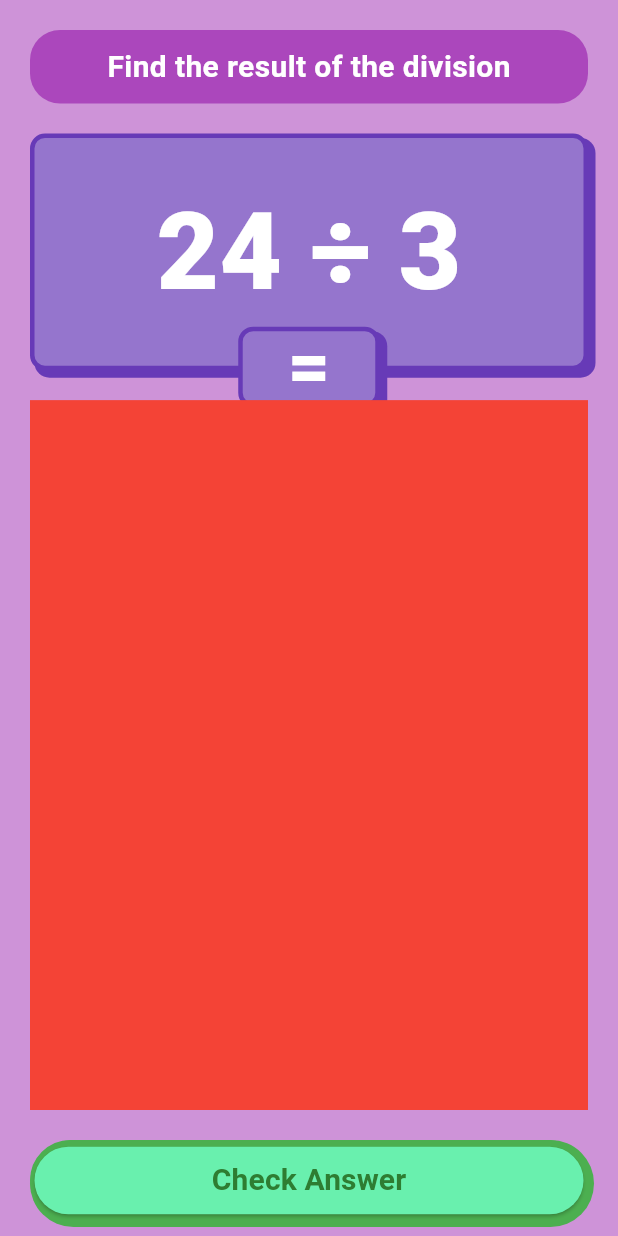
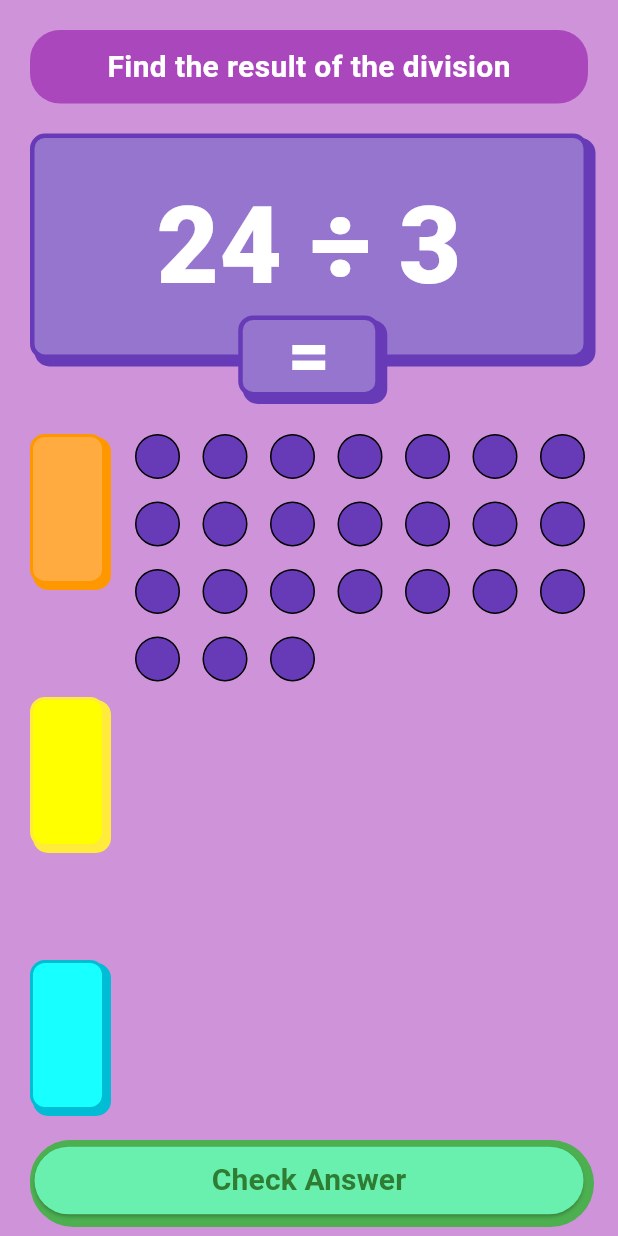
Before and after one commit to Ridhowalid01/duaempatperlapan, a Flutter app: the screen it shows after launch, on a phone screen of 412 x 824 dp. Run offline on Flutter 3.47's test engine with Material 3 defaults, Android fonts, the phone set to English and light mode, and no system bars.

Commit message:
add card in drag and drop area, and divide widgets into some file dart

```diff
--- a/lib/ui/pages/home_screen.dart
+++ b/lib/ui/pages/home_screen.dart
@@ -1,4 +1,9 @@
+import 'package:duaempatperlapan/ui/widgets/check_answer_button.dart';
+import 'package:duaempatperlapan/ui/widgets/question_box_widget.dart';
+import 'package:duaempatperlapan/ui/widgets/question_desc_widget.dart';
 import 'package:flutter/material.dart';
+
+import '../widgets/drag_and_drop_area_widget.dart';
 
 class HomeScreen extends StatelessWidget {
   const HomeScreen({super.key});
@@ -14,151 +19,16 @@ class HomeScreen extends StatelessWidget {
             left: 20,
             right: 20,
           ),
-          child: Center(
-            child: Column(
-              spacing: 20,
-              mainAxisAlignment: MainAxisAlignment.spaceBetween,
-              children: [
-                Container(
-                  width: double.infinity,
-                  decoration: BoxDecoration(
-                    color: Colors.purple[400],
-                    borderRadius: BorderRadius.circular(20),
-                  ),
-                  child: const Padding(
-                    padding: EdgeInsets.all(10.0),
-                    child: Center(
-                      child: Text(
-                        "Find the result of the division",
-                        style: TextStyle(
-                          color: Colors.white,
-                          fontSize: 20,
-                          fontWeight: FontWeight.w600,
-                        ),
-                      ),
-                    ),
-                  ),
-                ),
-                Expanded(
-                  flex: 1,
-                  child: Stack(
-                    clipBehavior: Clip.none,
-                    children: [
-                      Container(
-                        width: double.maxFinite,
-                        decoration: BoxDecoration(
-                          color: Colors.deepPurple[300],
-                          borderRadius: BorderRadius.circular(10),
-                          border: Border.all(
-                            color: Colors.deepPurple,
-                            width: 3,
-                          ),
-                          boxShadow: [
-                            BoxShadow(
-                              color: Colors.deepPurple,
-                              spreadRadius: 1,
-                              blurRadius: 0,
-                              offset: const Offset(4, 4),
-                            ),
-                          ],
-                        ),
-                        child: Center(
-                          child: Text(
-                            "24 ÷ 3",
-                            style: TextStyle(
-                              color: Colors.white,
-                              fontSize: 72,
-                              fontWeight: FontWeight.w900,
-                            ),
-                          ),
-                        ),
-                      ),
-                      Positioned(
-                        bottom: -25,
-                        right: 0,
-                        left: 0,
-                        child: Align(
-                          alignment: Alignment.center,
-                          child: Container(
-                            padding: const EdgeInsets.symmetric(
-                              horizontal: 30,
-                              vertical: 0,
-                            ),
-                            decoration: BoxDecoration(
-                              color: Colors.deepPurple[300],
-                              borderRadius: BorderRadius.circular(10),
-                              border: Border.all(
-                                color: Colors.deepPurple,
-                                width: 3,
-                              ),
-                              boxShadow: [
-                                BoxShadow(
-                                  color: Colors.deepPurple,
-                                  spreadRadius: 1,
-                                  blurRadius: 0,
-                                  offset: const Offset(4, 4),
-                                ),
-                              ],
-                            ),
-                            child: const Text(
-                              "=",
-                              style: TextStyle(
-                                color: Colors.white,
-                                fontSize: 48,
-                                fontWeight: FontWeight.w900,
-                                height: 1,
-                              ),
-                            ),
-                          ),
-                        ),
-                      ),
-                    ],
-                  ),
-                ),
-                Expanded(
-                  flex: 3,
-                  child: Container(
-                    width: double.maxFinite,
-                    decoration: BoxDecoration(color: Colors.red),
-                  ),
-                ),
-                Container(
-                  width: double.maxFinite,
-                  decoration: BoxDecoration(
-                    borderRadius: BorderRadius.circular(40),
-                    border: Border.all(color: Colors.green, width: 3),
-                    boxShadow: [
-                      BoxShadow(
-                        color: Colors.green,
-                        spreadRadius: 2,
-                        blurRadius: 0,
-                        offset: const Offset(2, 2),
-                      ),
-                    ],
-                  ),
-                  child: ElevatedButton(
-                    onPressed: () {},
-                    style: ElevatedButton.styleFrom(
-                      backgroundColor: Colors.greenAccent,
-                    ),
-                    child: Padding(
-                      padding: const EdgeInsets.symmetric(
-                        horizontal: 50,
-                        vertical: 8,
-                      ),
-                      child: Text(
-                        "Check Answer",
-                        style: TextStyle(
-                          fontSize: 20,
-                          color: Colors.green[800],
-                          fontWeight: FontWeight.w600,
-                        ),
-                      ),
-                    ),
-                  ),
-                ),
-              ],
-            ),
+          child: const Column(
+            spacing: 20,
+            mainAxisAlignment: MainAxisAlignment.spaceBetween,
+            children: [
+              QuestionDescWidget(),
+              QuestionBoxWidget(),
+              SizedBox(height: 10),
+              DragAndDropAreaWidget(),
+              CheckAnswerButton(),
+            ],
           ),
         ),
       ),
--- /dev/null
+++ b/lib/ui/widgets/card_on_edge_widget.dart
@@ -0,0 +1,38 @@
+import 'package:flutter/material.dart';
+
+class CardOnEdgeWidget extends StatelessWidget {
+  const CardOnEdgeWidget({super.key});
+
+  @override
+  Widget build(BuildContext context) {
+    return Column(
+      mainAxisAlignment: MainAxisAlignment.spaceBetween,
+      crossAxisAlignment: CrossAxisAlignment.start,
+      children: [
+        _buildColorCard(Colors.orangeAccent, Colors.orange),
+        _buildColorCard(Colors.yellowAccent, Colors.yellow),
+        _buildColorCard(Colors.cyanAccent, Colors.cyan),
+      ],
+    );
+  }
+}
+
+Widget _buildColorCard(Color mainColor, Color shadowColor) {
+  return Container(
+    width: 50,
+    height: 100,
+    decoration: BoxDecoration(
+      color: mainColor,
+      borderRadius: BorderRadius.circular(10),
+      border: Border.all(color: shadowColor, width: 2),
+      boxShadow: [
+        BoxShadow(
+          color: shadowColor,
+          spreadRadius: 1,
+          blurRadius: 0,
+          offset: const Offset(3, 3),
+        ),
+      ],
+    ),
+  );
+}
--- /dev/null
+++ b/lib/ui/widgets/check_answer_button.dart
@@ -0,0 +1,44 @@
+import 'package:flutter/material.dart';
+
+class CheckAnswerButton extends StatelessWidget {
+  const CheckAnswerButton({super.key});
+
+  @override
+  Widget build(BuildContext context) {
+    return Container(
+      width: double.maxFinite,
+      decoration: BoxDecoration(
+        borderRadius: BorderRadius.circular(40),
+        border: Border.all(color: Colors.green, width: 3),
+        boxShadow: [
+          BoxShadow(
+            color: Colors.green,
+            spreadRadius: 2,
+            blurRadius: 0,
+            offset: const Offset(2, 2),
+          ),
+        ],
+      ),
+      child: ElevatedButton(
+        onPressed: () {},
+        style: ElevatedButton.styleFrom(
+          backgroundColor: Colors.greenAccent,
+        ),
+        child: Padding(
+          padding: const EdgeInsets.symmetric(
+            horizontal: 50,
+            vertical: 8,
+          ),
+          child: Text(
+            "Check Answer",
+            style: TextStyle(
+              fontSize: 20,
+              color: Colors.green[800],
+              fontWeight: FontWeight.w600,
+            ),
+          ),
+        ),
+      ),
+    );
+  }
+}
--- /dev/null
+++ b/lib/ui/widgets/drag_and_drop_area_widget.dart
@@ -0,0 +1,20 @@
+import 'package:duaempatperlapan/ui/widgets/murbles_area_widget.dart';
+import 'package:flutter/material.dart';
+
+import 'card_on_edge_widget.dart';
+
+class DragAndDropAreaWidget extends StatelessWidget {
+  const DragAndDropAreaWidget({super.key});
+
+  @override
+  Widget build(BuildContext context) {
+    return const Expanded(
+      flex: 3,
+      child: Row(
+        crossAxisAlignment: CrossAxisAlignment.start,
+        spacing: 20,
+        children: [CardOnEdgeWidget(), MurblesAreaWidget()],
+      ),
+    );
+  }
+}
--- /dev/null
+++ b/lib/ui/widgets/murbles_area_widget.dart
@@ -0,0 +1,27 @@
+import 'package:flutter/material.dart';
+
+class MurblesAreaWidget extends StatelessWidget {
+  const MurblesAreaWidget({super.key});
+
+  @override
+  Widget build(BuildContext context) {
+    return Expanded(
+      child: Wrap(
+        spacing: 15,
+        runSpacing: 15,
+        children: List.generate(
+          24,
+          (index) => Container(
+            width: 30,
+            height: 30,
+            decoration: BoxDecoration(
+              color: Colors.deepPurple,
+              shape: BoxShape.circle,
+              border: Border.all(color: Colors.black),
+            ),
+          ),
+        ),
+      ),
+    );
+  }
+}
--- /dev/null
+++ b/lib/ui/widgets/question_box_widget.dart
@@ -0,0 +1,85 @@
+import 'package:flutter/material.dart';
+
+class QuestionBoxWidget extends StatelessWidget {
+  const QuestionBoxWidget({super.key});
+
+  @override
+  Widget build(BuildContext context) {
+    return Expanded(
+      flex: 1,
+      child: Stack(
+        clipBehavior: Clip.none,
+        children: [
+          Container(
+            width: double.maxFinite,
+            decoration: BoxDecoration(
+              color: Colors.deepPurple[300],
+              borderRadius: BorderRadius.circular(10),
+              border: Border.all(
+                color: Colors.deepPurple,
+                width: 3,
+              ),
+              boxShadow: [
+                BoxShadow(
+                  color: Colors.deepPurple,
+                  spreadRadius: 1,
+                  blurRadius: 0,
+                  offset: const Offset(4, 4),
+                ),
+              ],
+            ),
+            child: Center(
+              child: Text(
+                "24 ÷ 3",
+                style: TextStyle(
+                  color: Colors.white,
+                  fontSize: 72,
+                  fontWeight: FontWeight.w900,
+                ),
+              ),
+            ),
+          ),
+          Positioned(
+            bottom: -25,
+            right: 0,
+            left: 0,
+            child: Align(
+              alignment: Alignment.center,
+              child: Container(
+                padding: const EdgeInsets.symmetric(
+                  horizontal: 30,
+                  vertical: 0,
+                ),
+                decoration: BoxDecoration(
+                  color: Colors.deepPurple[300],
+                  borderRadius: BorderRadius.circular(10),
+                  border: Border.all(
+                    color: Colors.deepPurple,
+                    width: 3,
+                  ),
+                  boxShadow: [
+                    BoxShadow(
+                      color: Colors.deepPurple,
+                      spreadRadius: 1,
+                      blurRadius: 0,
+                      offset: const Offset(4, 4),
+                    ),
+                  ],
+                ),
+                child: const Text(
+                  "=",
+                  style: TextStyle(
+                    color: Colors.white,
+                    fontSize: 48,
+                    fontWeight: FontWeight.w900,
+                    height: 1,
+                  ),
+                ),
+              ),
+            ),
+          ),
+        ],
+      ),
+    );
+  }
+}
--- /dev/null
+++ b/lib/ui/widgets/question_desc_widget.dart
@@ -0,0 +1,29 @@
+import 'package:flutter/material.dart';
+
+class QuestionDescWidget extends StatelessWidget {
+  const QuestionDescWidget({super.key});
+
+  @override
+  Widget build(BuildContext context) {
+    return Container(
+      width: double.maxFinite,
+      decoration: BoxDecoration(
+        color: Colors.purple[400],
+        borderRadius: BorderRadius.circular(20),
+      ),
+      child: const Padding(
+        padding: EdgeInsets.all(10.0),
+        child: Center(
+          child: Text(
+            "Find the result of the division",
+            style: TextStyle(
+              color: Colors.white,
+              fontSize: 20,
+              fontWeight: FontWeight.w600,
+            ),
+          ),
+        ),
+      ),
+    );
+  }
+}
```
